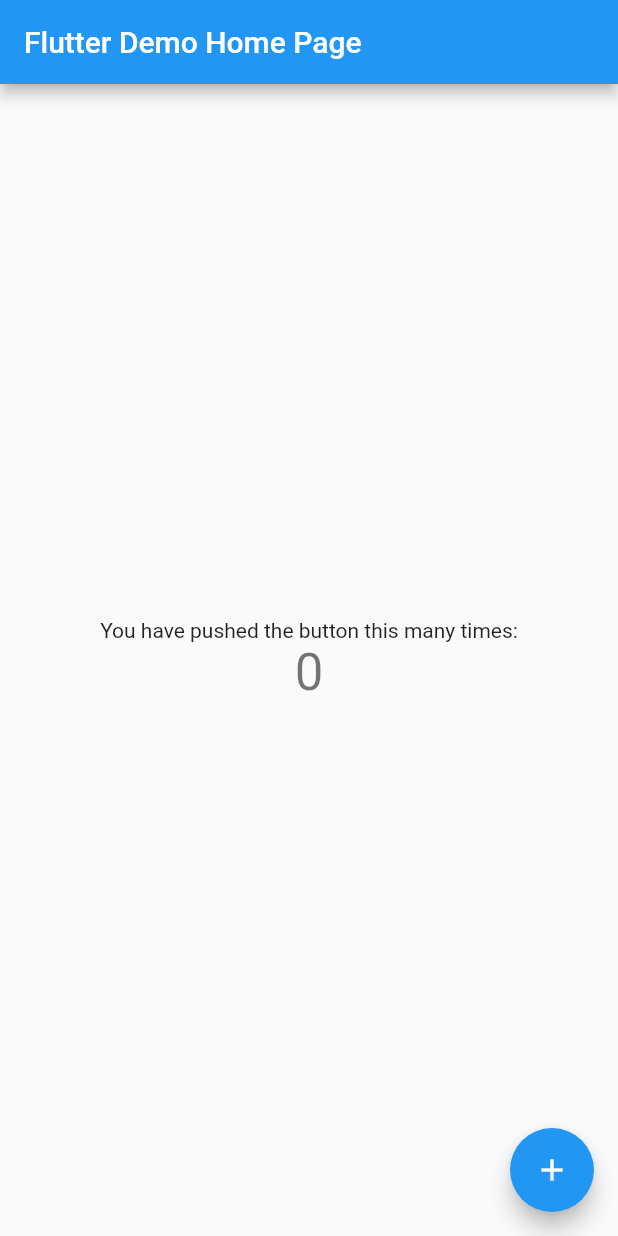
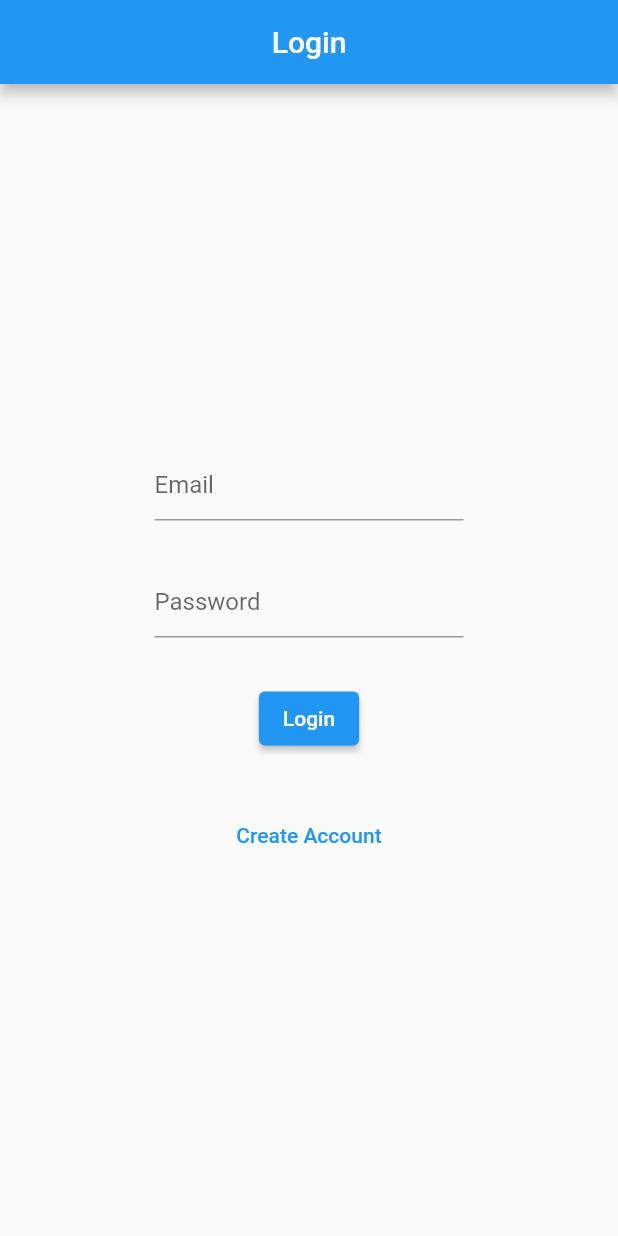
Before and after one commit to AbhishekDoshi26/firebase_starter, a Flutter app: the screen it shows after launch, on a phone screen of 412 x 824 dp. Run offline on Flutter 3.47's test engine with Material 2 defaults, Android fonts, the phone set to English and light mode, and no system bars.

Commit message:
added login registration screens

```diff
--- a/lib/main.dart
+++ b/lib/main.dart
@@ -1,115 +1,16 @@
+import 'package:firebase_test/screens/login.dart';
 import 'package:flutter/material.dart';
 
-void main() {
-  runApp(const MyApp());
-}
+void main() => runApp(const MyApp());
 
 class MyApp extends StatelessWidget {
   const MyApp({Key? key}) : super(key: key);
 
-  // This widget is the root of your application.
   @override
   Widget build(BuildContext context) {
-    return MaterialApp(
-      title: 'Flutter Demo',
-      theme: ThemeData(
-        // This is the theme of your application.
-        //
-        // Try running your application with "flutter run". You'll see the
-        // application has a blue toolbar. Then, without quitting the app, try
-        // changing the primarySwatch below to Colors.green and then invoke
-        // "hot reload" (press "r" in the console where you ran "flutter run",
-        // or simply save your changes to "hot reload" in a Flutter IDE).
-        // Notice that the counter didn't reset back to zero; the application
-        // is not restarted.
-        primarySwatch: Colors.blue,
-      ),
-      home: const MyHomePage(title: 'Flutter Demo Home Page'),
+    return const MaterialApp(
+      title: 'Material App',
+      home: LoginScreen(),
     );
   }
 }
-
-class MyHomePage extends StatefulWidget {
-  const MyHomePage({Key? key, required this.title}) : super(key: key);
-
-  // This widget is the home page of your application. It is stateful, meaning
-  // that it has a State object (defined below) that contains fields that affect
-  // how it looks.
-
-  // This class is the configuration for the state. It holds the values (in this
-  // case the title) provided by the parent (in this case the App widget) and
-  // used by the build method of the State. Fields in a Widget subclass are
-  // always marked "final".
-
-  final String title;
-
-  @override
-  State<MyHomePage> createState() => _MyHomePageState();
-}
-
-class _MyHomePageState extends State<MyHomePage> {
-  int _counter = 0;
-
-  void _incrementCounter() {
-    setState(() {
-      // This call to setState tells the Flutter framework that something has
-      // changed in this State, which causes it to rerun the build method below
-      // so that the display can reflect the updated values. If we changed
-      // _counter without calling setState(), then the build method would not be
-      // called again, and so nothing would appear to happen.
-      _counter++;
-    });
-  }
-
-  @override
-  Widget build(BuildContext context) {
-    // This method is rerun every time setState is called, for instance as done
-    // by the _incrementCounter method above.
-    //
-    // The Flutter framework has been optimized to make rerunning build methods
-    // fast, so that you can just rebuild anything that needs updating rather
-    // than having to individually change instances of widgets.
-    return Scaffold(
-      appBar: AppBar(
-        // Here we take the value from the MyHomePage object that was created by
-        // the App.build method, and use it to set our appbar title.
-        title: Text(widget.title),
-      ),
-      body: Center(
-        // Center is a layout widget. It takes a single child and positions it
-        // in the middle of the parent.
-        child: Column(
-          // Column is also a layout widget. It takes a list of children and
-          // arranges them vertically. By default, it sizes itself to fit its
-          // children horizontally, and tries to be as tall as its parent.
-          //
-          // Invoke "debug painting" (press "p" in the console, choose the
-          // "Toggle Debug Paint" action from the Flutter Inspector in Android
-          // Studio, or the "Toggle Debug Paint" command in Visual Studio Code)
-          // to see the wireframe for each widget.
-          //
-          // Column has various properties to control how it sizes itself and
-          // how it positions its children. Here we use mainAxisAlignment to
-          // center the children vertically; the main axis here is the vertical
-          // axis because Columns are vertical (the cross axis would be
-          // horizontal).
-          mainAxisAlignment: MainAxisAlignment.center,
-          children: <Widget>[
-            const Text(
-              'You have pushed the button this many times:',
-            ),
-            Text(
-              '$_counter',
-              style: Theme.of(context).textTheme.headline4,
-            ),
-          ],
-        ),
-      ),
-      floatingActionButton: FloatingActionButton(
-        onPressed: _incrementCounter,
-        tooltip: 'Increment',
-        child: const Icon(Icons.add),
-      ), // This trailing comma makes auto-formatting nicer for build methods.
-    );
-  }
-}
--- /dev/null
+++ b/lib/screens/login.dart
@@ -0,0 +1,73 @@
+import 'package:firebase_test/screens/create_account.dart';
+import 'package:flutter/material.dart';
+
+class LoginScreen extends StatefulWidget {
+  const LoginScreen({Key? key}) : super(key: key);
+
+  @override
+  _LoginScreenState createState() => _LoginScreenState();
+}
+
+class _LoginScreenState extends State<LoginScreen> {
+  final TextEditingController _emailController = TextEditingController();
+  final TextEditingController _passwordController = TextEditingController();
+  @override
+  Widget build(BuildContext context) {
+    return Scaffold(
+      appBar: AppBar(
+        title: const Text('Login'),
+        centerTitle: true,
+      ),
+      body: Center(
+        child: Column(
+          mainAxisAlignment: MainAxisAlignment.center,
+          children: [
+            SizedBox(
+              width: MediaQuery.of(context).size.width / 2,
+              child: TextField(
+                controller: _emailController,
+                decoration: const InputDecoration(hintText: 'Email'),
+              ),
+            ),
+            const SizedBox(
+              height: 30.0,
+            ),
+            SizedBox(
+              width: MediaQuery.of(context).size.width / 2,
+              child: TextField(
+                controller: _passwordController,
+                obscureText: true,
+                decoration: const InputDecoration(
+                  hintText: 'Password',
+                ),
+              ),
+            ),
+            const SizedBox(
+              height: 30.0,
+            ),
+            ElevatedButton(
+              onPressed: () {
+                print(
+                    'Email: ${_emailController.text}, Password: ${_passwordController.text}');
+              },
+              child: const Text('Login'),
+            ),
+            const SizedBox(
+              height: 30.0,
+            ),
+            TextButton(
+              onPressed: () {
+                Navigator.of(context).push(
+                  MaterialPageRoute(
+                    builder: (context) => const CreateAccount(),
+                  ),
+                );
+              },
+              child: const Text('Create Account'),
+            ),
+          ],
+        ),
+      ),
+    );
+  }
+}
```
Also changed, not shown: lib/screens/create_account.dart (added, +59 -0 lines).
